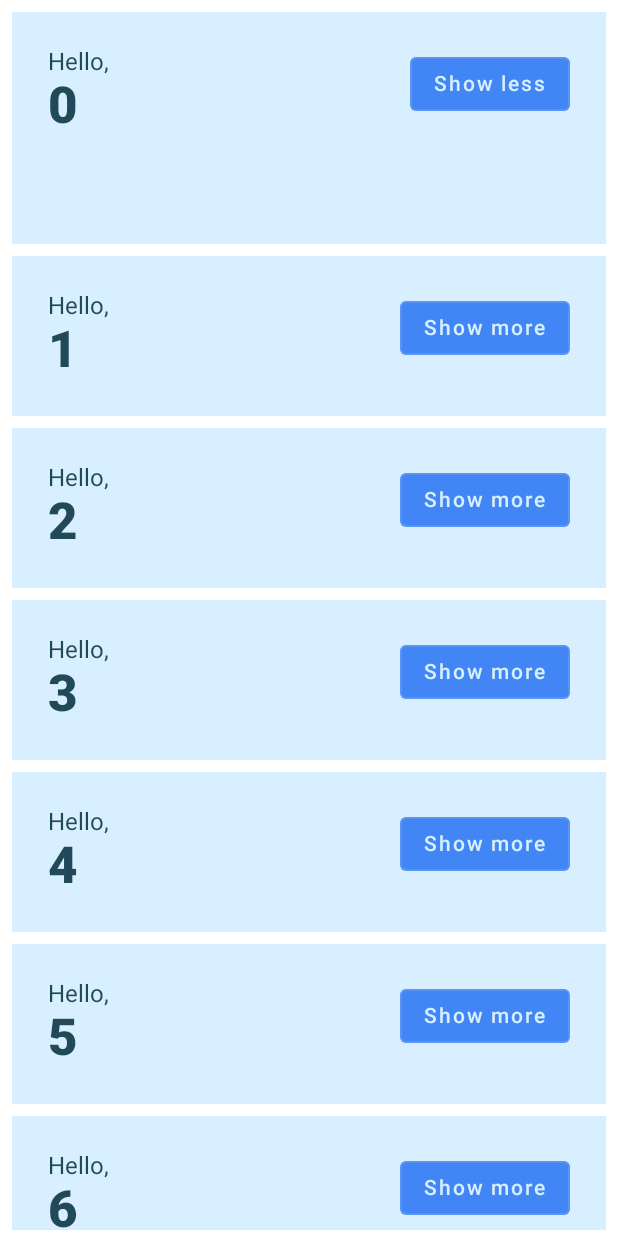
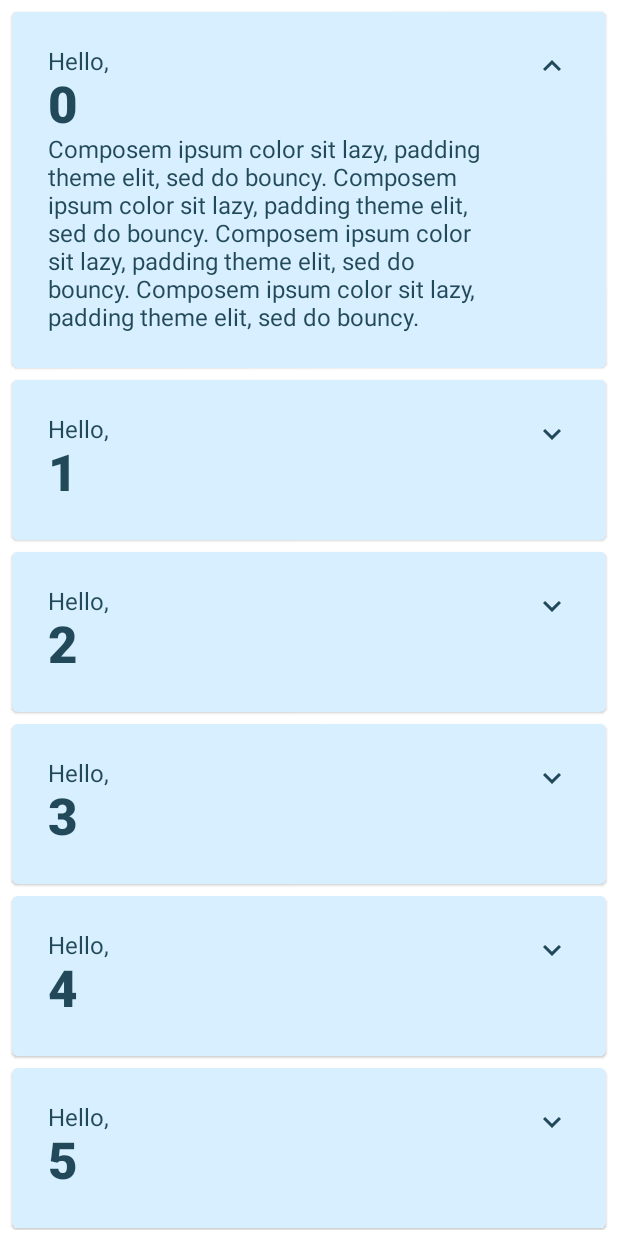
Before and after one commit to Brian-big/compose_basics_codelab, an Android app built with Jetpack Compose: the screen it shows after launch (MainActivity), after a tap on "Show more", on a phone screen of 412 x 824 dp. Run offline under Robolectric (Android 15) with nearby library versions, the phone set to English and light mode, and no system bars; 1 other tap on this screen came first.

Commit message:
final touches

```diff
--- a/app/build.gradle
+++ b/app/build.gradle
@@ -62,4 +62,5 @@ dependencies {
     androidTestImplementation 'androidx.test.espresso:espresso-core:3.4.0'
     androidTestImplementation "androidx.compose.ui:ui-test-junit4:$compose_version"
     debugImplementation "androidx.compose.ui:ui-tooling:$compose_version"
+    implementation "androidx.compose.material:material-icons-extended:$compose_version"
 }
--- a/app/src/main/java/compose/basics/codelab/MainActivity.kt
+++ b/app/src/main/java/compose/basics/codelab/MainActivity.kt
@@ -3,6 +3,7 @@ package compose.basics.codelab
 import android.os.Bundle
 import androidx.activity.ComponentActivity
 import androidx.activity.compose.setContent
+import androidx.compose.animation.animateContentSize
 import androidx.compose.animation.core.Spring
 import androidx.compose.animation.core.animateDpAsState
 import androidx.compose.animation.core.spring
@@ -10,10 +11,14 @@ import androidx.compose.foundation.layout.*
 import androidx.compose.foundation.lazy.LazyColumn
 import androidx.compose.foundation.lazy.items
 import androidx.compose.material.*
+import androidx.compose.material.icons.Icons
+import androidx.compose.material.icons.filled.ExpandLess
+import androidx.compose.material.icons.filled.ExpandMore
 import androidx.compose.runtime.*
 import androidx.compose.runtime.saveable.rememberSaveable
 import androidx.compose.ui.Alignment
 import androidx.compose.ui.Modifier
+import androidx.compose.ui.res.stringResource
 import androidx.compose.ui.text.font.FontWeight
 import androidx.compose.ui.tooling.preview.Preview
 import androidx.compose.ui.unit.dp
@@ -55,26 +60,9 @@ private fun Greetings(names: List<String> = List(1000) { "$it" }) {
 }
 @Composable
 private fun Greeting(name: String) {
-    val expanded = remember { mutableStateOf(false)}
-    val extraPadding by animateDpAsState( if (expanded.value) 48.dp else 0.dp,
-        animationSpec = spring(Spring.DampingRatioMediumBouncy, stiffness = Spring.StiffnessVeryLow))
-    Surface(color = MaterialTheme.colors.primary, modifier = Modifier
-        .fillMaxWidth()
-        .padding(vertical = 4.dp, horizontal = 8.dp)) {
-        Row(modifier = Modifier.padding(24.dp)) {
-            Column(modifier = Modifier
-                .weight(1f)
-                .padding(bottom = extraPadding.coerceAtLeast(0.dp))) {
-            Text(text = "Hello,")
-            Text(name, style = MaterialTheme.typography.h4.copy(
-                fontWeight = FontWeight.ExtraBold
-            ))
-            }
-            OutlinedButton(onClick = { expanded.value = !expanded.value }) {
-                Text(if (expanded.value) "Show less" else "Show more")
-            }
-        }
-    }
+   Card(backgroundColor = MaterialTheme.colors.primary, modifier = Modifier.padding(vertical = 4.dp, horizontal = 8.dp)) {
+       CardContent(name = name)
+   }
 }
 
 @Preview(showBackground = true)
@@ -111,3 +99,50 @@ fun OnBoardingPreview() {
         OnBoardingScreen { }
     }
 }
+
+@Composable
+private fun CardContent(name: String) {
+    var expanded by remember { mutableStateOf(false) }
+
+    Row(
+        modifier = Modifier
+            .padding(12.dp)
+            .animateContentSize(
+                animationSpec = spring(
+                    dampingRatio = Spring.DampingRatioMediumBouncy,
+                    stiffness = Spring.StiffnessLow
+                )
+            )
+    ) {
+        Column(
+            modifier = Modifier
+                .weight(1f)
+                .padding(12.dp)
+        ) {
+            Text(text = "Hello, ")
+            Text(
+                text = name,
+                style = MaterialTheme.typography.h4.copy(
+                    fontWeight = FontWeight.ExtraBold
+                )
+            )
+            if (expanded) {
+                Text(
+                    text = ("Composem ipsum color sit lazy, " +
+                            "padding theme elit, sed do bouncy. ").repeat(4),
+                )
+            }
+        }
+        IconButton(onClick = { expanded = !expanded }) {
+            Icon(
+                imageVector = if (expanded) Icons.Filled.ExpandLess else Icons.Filled.ExpandMore,
+                contentDescription = if (expanded) {
+                    stringResource(R.string.show_less)
+                } else {
+                    stringResource(R.string.show_more)
+                }
+
+            )
+        }
+    }
+}
--- a/app/src/main/res/values/strings.xml
+++ b/app/src/main/res/values/strings.xml
@@ -1,3 +1,5 @@
 <resources>
     <string name="app_name">ComposeBasicsCodelab</string>
+    <string name="show_more">Show more</string>
+    <string name="show_less">Show less</string>
 </resources>
```
